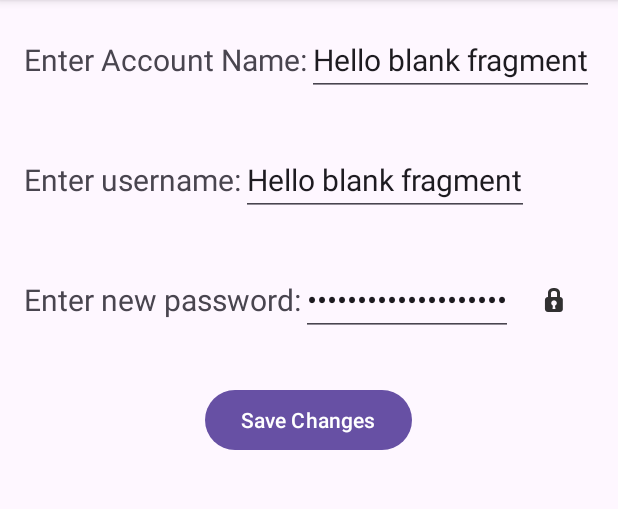
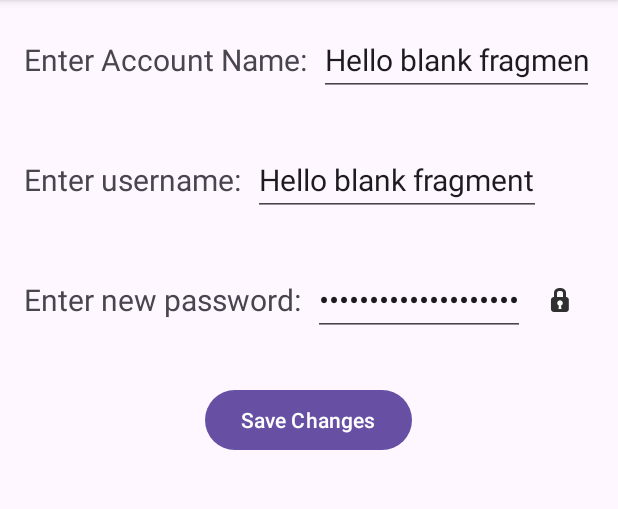
Before and after one commit to danhnguyen3107/CS175, an Android app: the EditDetailFragment screen opened through its navigation route, on a phone screen of 412 x 824 dp, the part 96-605 px from its top. Run offline under Robolectric (Android 15) with nearby library versions, the light colour scheme and no system bars; our stand-ins replace navigation-ui; 4 statements that could not run were skipped.

Commit message:
Update fragment_edit_detail.xml
Update margins.

```diff
--- a/app/src/main/res/layout/fragment_edit_detail.xml
+++ b/app/src/main/res/layout/fragment_edit_detail.xml
@@ -36,6 +36,7 @@
                 android:inputType="textEmailAddress"
                 android:scrollbars="vertical"
                 android:text="@string/hello_blank_fragment"
+                android:layout_marginStart="8dp"
                 android:textSize="20sp"
                 />
         </LinearLayout>
@@ -64,6 +65,7 @@
                 android:inputType="text"
                 android:scrollbars="vertical"
                 android:text="@string/hello_blank_fragment"
+                android:layout_marginStart="8dp"
                 android:textSize="20sp" />
         </LinearLayout>
 
@@ -91,6 +93,7 @@
                 android:inputType="textPassword"
                 android:scrollbars="vertical"
                 android:text="@string/hello_blank_fragment"
+                android:layout_marginStart="8dp"
                 android:textSize="20sp" />
 
             <ImageButton
```
